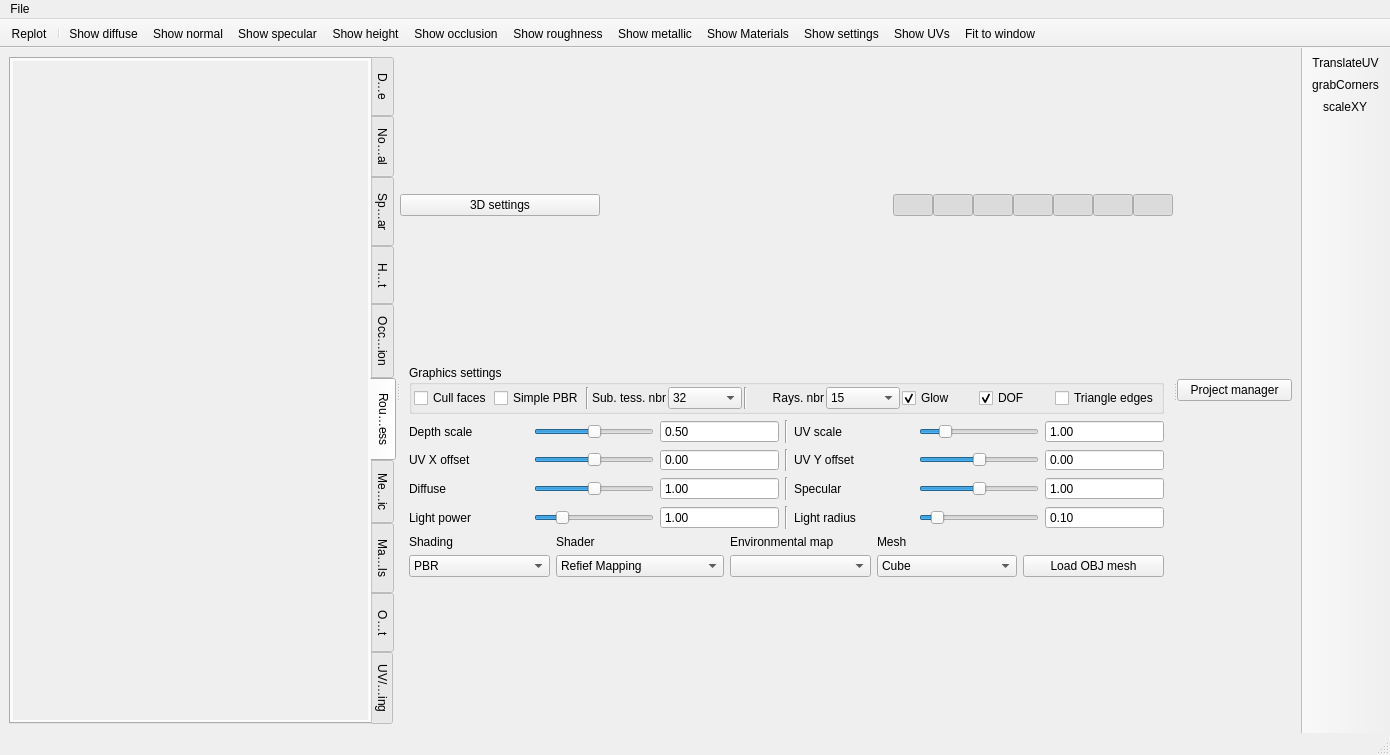
This is Sources/mainwindow.ui in kmkolasinski/AwesomeBump as Qt 5 draws it before an edit. The edited form follows.
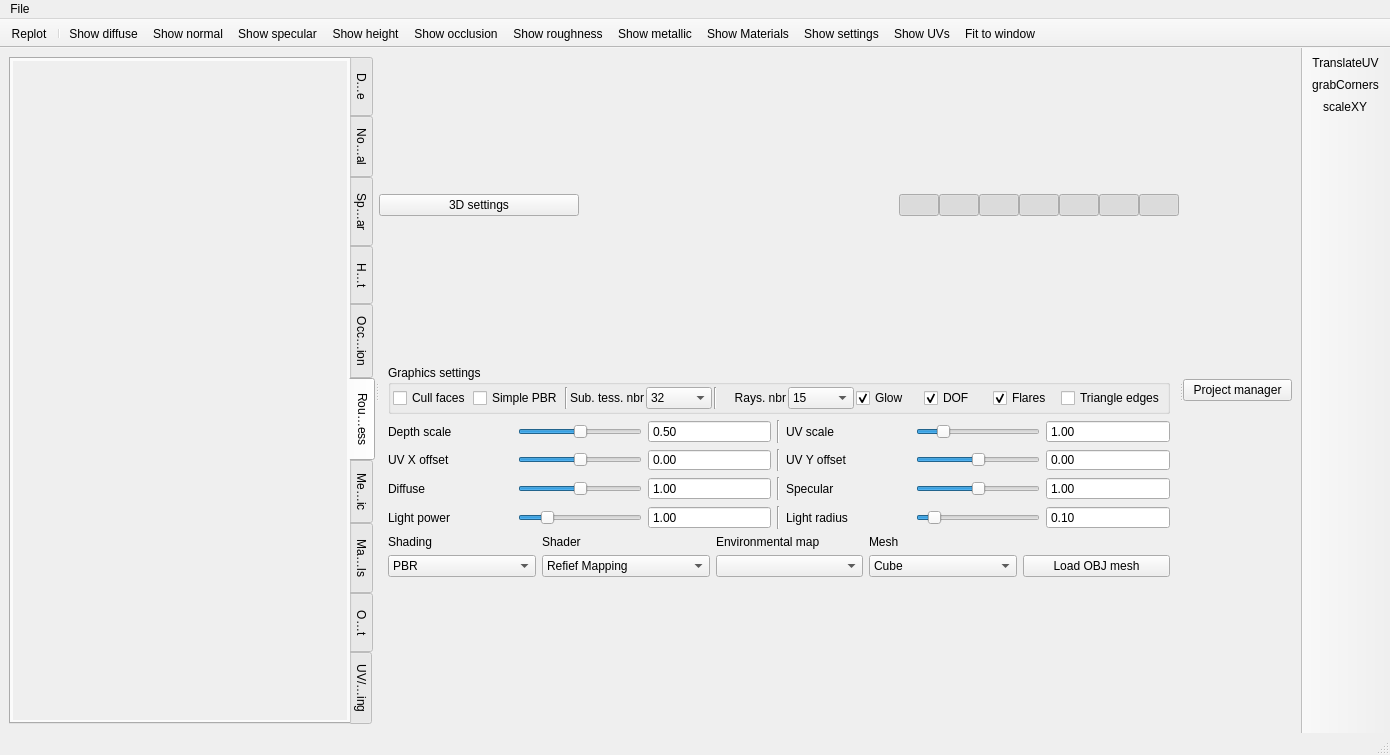
This is the edited form. Icons and pictures are not drawn.

Commit message:
lens flares post processing added
pseudo lens flared implementation inspired by
http://john-chapman-graphics.blogspot.com/2013/02/pseudo-lens-flare.html

```diff
--- a/Sources/mainwindow.ui
+++ b/Sources/mainwindow.ui
@@ -3212,13 +3212,23 @@
                    </property>
                   </widget>
                  </item>
-                 <item row="0" column="10">
+                 <item row="0" column="11">
                   <widget class="QCheckBox" name="checkBoxShowTriangleEdges">
                    <property name="text">
                     <string>Triangle edges</string>
                    </property>
                   </widget>
                  </item>
+                 <item row="0" column="10">
+                  <widget class="QCheckBox" name="checkBoxLensFlaresEffect">
+                   <property name="text">
+                    <string>Flares</string>
+                   </property>
+                   <property name="checked">
+                    <bool>true</bool>
+                   </property>
+                  </widget>
+                 </item>
                 </layout>
                </item>
               </layout>
```
The commit also changes 10 other files.
